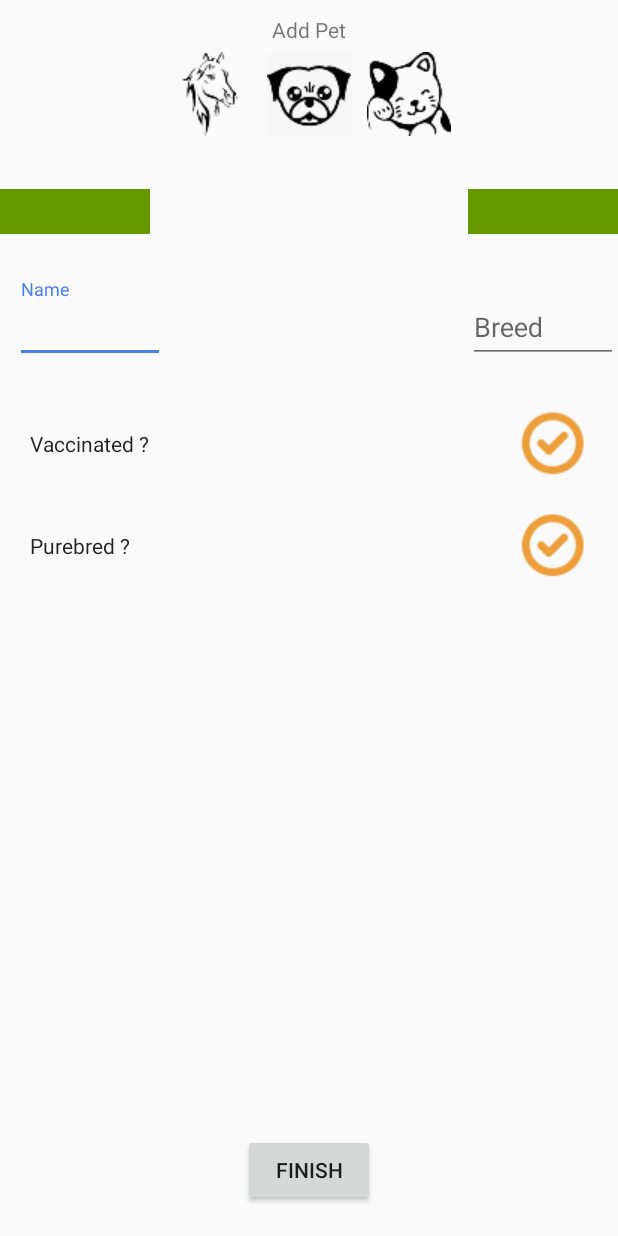
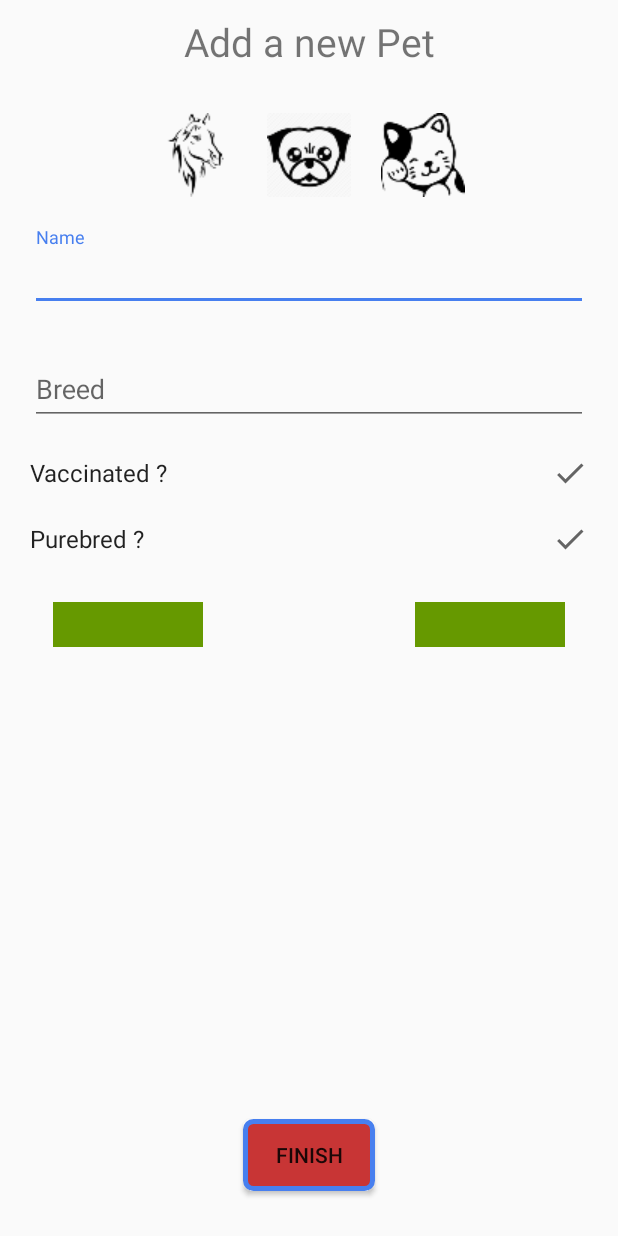
Before and after one commit to Almog-Cohen/Petbook, an Android app: the layout pet_add.xml on its own in the app's theme, with its tools: preview values and no code run, on a phone screen of 412 x 824 dp. Run offline under Robolectric (Android 15) with nearby library versions, the light colour scheme and no system bars.

Commit message:
galos 17/06

```diff
--- a/app/src/main/java/com/thegalos/petbook/Adapters/MyPetsAdapter.java
+++ b/app/src/main/java/com/thegalos/petbook/Adapters/MyPetsAdapter.java
@@ -98,11 +98,11 @@ public class MyPetsAdapter extends RecyclerView.Adapter<MyPetsAdapter.MyPetsView
         holder.tvBreed.setText(pet.getBreed());
         if (pet.getVaccine()){
             holder.cbVaccine.setChecked(true);
-            holder.cbVaccine.setCheckMarkDrawable(R.drawable.checked);
+            holder.cbVaccine.setCheckMarkDrawable(R.drawable.vector_check);
         }
         if (pet.getPureBred()){
             holder.cbPureBred.setChecked(true);
-            holder.cbPureBred.setCheckMarkDrawable(R.drawable.checked);
+            holder.cbPureBred.setCheckMarkDrawable(R.drawable.vector_check);
         }
 
         if (pet.getCurrentImagePath() == null)
--- a/app/src/main/java/com/thegalos/petbook/Fragments/AddFeed.java
+++ b/app/src/main/java/com/thegalos/petbook/Fragments/AddFeed.java
@@ -33,6 +33,7 @@ import com.google.firebase.auth.FirebaseAuth;
 import com.google.firebase.auth.FirebaseUser;
 import com.google.firebase.database.DatabaseReference;
 import com.google.firebase.database.FirebaseDatabase;
+import com.google.firebase.database.ServerValue;
 import com.google.firebase.storage.FirebaseStorage;
 import com.google.firebase.storage.OnProgressListener;
 import com.google.firebase.storage.StorageReference;
@@ -129,13 +130,12 @@ public class AddFeed extends Fragment {
                 Toast.makeText(getContext(), "post sent", Toast.LENGTH_SHORT).show();
 //                addToStorage();
                 uploadFiles();
+                db.child("Time").setValue(ServerValue.TIMESTAMP);
                 db.child("postText").setValue(postText);
                 db.child("selectedPet").setValue(selectedPet);
 
                 //TODO if we add option to update name after signup we need to use getUID and make sure to load correct name in fragments
-                db.child("Owner").setValue(user.getUid());
-
-
+                db.child("Owner").setValue(user.getDisplayName());
                 FragmentTransaction ft = getParentFragmentManager().beginTransaction();
                 ft.replace(R.id.flFragment, new AppFeed()).commit();
 
--- /dev/null
+++ b/app/src/main/res/drawable/button_shape_selector.xml
@@ -0,0 +1,37 @@
+<?xml version="1.0" encoding="utf-8"?>
+<selector xmlns:android="http://schemas.android.com/apk/res/android">
+        <!--Button disabled-->
+    <item android:state_enabled="false">
+        <shape android:shape="rectangle"
+            android:textAllCaps="false">
+            <solid android:color="@android:color/darker_gray"/>
+            <corners android:radius="5dp" />
+            <stroke android:width="5px" android:color="@color/colorAccent" />
+        </shape>
+    </item>
+
+    <!--Button  enabled-->
+    <item android:state_enabled="true">
+        <shape android:shape="rectangle"
+            android:textAllCaps="false">
+            <solid android:color="@color/colorPrimaryDark"/>
+            <corners android:radius="5dp" />
+            <stroke android:width="5px" android:color="@color/colorAccent" />
+        </shape>
+    </item>
+
+    <!--Button pressed-->
+    <item android:state_pressed="true">
+        <shape android:shape="rectangle"
+            android:textAllCaps="false">
+            <solid android:color="@color/colorPrimary"/>
+            <corners android:radius="5dp" />
+            <stroke android:width="5px" android:color="@color/colorAccent" />
+        </shape>
+    </item>
+
+
+
+
+
+</selector>
--- /dev/null
+++ b/app/src/main/res/drawable/vector_check.xml
@@ -0,0 +1,10 @@
+<vector xmlns:android="http://schemas.android.com/apk/res/android"
+    android:width="24dp"
+    android:height="24dp"
+    android:viewportWidth="24"
+    android:viewportHeight="24"
+    android:tint="?attr/colorControlNormal">
+  <path
+      android:fillColor="@android:color/white"
+      android:pathData="M9,16.17L4.83,12l-1.42,1.41L9,19 21,7l-1.41,-1.41z"/>
+</vector>
--- a/app/src/main/res/layout/feed.xml
+++ b/app/src/main/res/layout/feed.xml
@@ -33,7 +33,7 @@
         android:layout_width="wrap_content"
         android:layout_height="wrap_content"
         android:layout_margin="@dimen/text_margin"
-        android:background="@color/colorAccent"
+        android:background="@drawable/button_shape_selector"
         android:text="add"
         app:layout_constraintEnd_toEndOf="parent"
         app:layout_constraintTop_toTopOf="parent" />
--- a/app/src/main/res/layout/my_pets.xml
+++ b/app/src/main/res/layout/my_pets.xml
@@ -10,7 +10,7 @@
         android:id="@+id/tvUserName"
         android:layout_width="wrap_content"
         android:layout_height="wrap_content"
-        android:text="TextView"
+        android:text="@string/none"
         app:layout_constraintStart_toStartOf="parent"
         app:layout_constraintTop_toTopOf="parent" />
 
@@ -28,6 +28,7 @@
         android:id="@+id/btnLogout"
         android:layout_width="wrap_content"
         android:layout_height="wrap_content"
+        android:background="@drawable/button_shape_selector"
         android:text="Logout"
         android:textAllCaps="false"
         app:layout_constraintStart_toStartOf="parent"
@@ -37,6 +38,7 @@
         android:id="@+id/btnAddPet"
         android:layout_width="wrap_content"
         android:layout_height="wrap_content"
+        android:background="@drawable/button_shape_selector"
         android:text="add Pets"
         app:layout_constraintEnd_toEndOf="parent"
         app:layout_constraintTop_toBottomOf="@+id/view" />
--- a/app/src/main/res/layout/pet_add.xml
+++ b/app/src/main/res/layout/pet_add.xml
@@ -8,19 +8,27 @@
 
     <TextView
         android:id="@+id/textView"
-        android:layout_width="wrap_content"
+        android:layout_width="0dp"
         android:layout_height="wrap_content"
+        android:layout_marginStart="20dp"
         android:layout_marginTop="10dp"
-        android:text="Add Pet"
+        android:layout_marginEnd="20dp"
+        android:gravity="center"
+        android:text="Add a new Pet"
+        android:textSize="26sp"
         app:layout_constraintEnd_toEndOf="parent"
         app:layout_constraintStart_toStartOf="parent"
         app:layout_constraintTop_toTopOf="parent" />
 
     <RadioGroup
         android:id="@+id/rGroup"
-        android:layout_width="wrap_content"
+        android:layout_width="match_parent"
         android:layout_height="wrap_content"
         android:layout_gravity="center"
+        android:layout_marginStart="20dp"
+        android:layout_marginTop="30dp"
+        android:layout_marginEnd="20dp"
+        android:gravity="center"
         android:orientation="horizontal"
         app:layout_constraintEnd_toEndOf="parent"
         app:layout_constraintStart_toStartOf="parent"
@@ -30,7 +38,8 @@
             android:id="@+id/rbHorse"
             android:layout_width="wrap_content"
             android:layout_height="wrap_content"
-            android:layout_margin="5dp"
+            android:layout_marginStart="10dp"
+            android:layout_marginEnd="10dp"
             android:background="@drawable/radio_group_selector"
             android:button="@drawable/icon_horse" />
 
@@ -38,7 +47,8 @@
             android:id="@+id/rbDog"
             android:layout_width="wrap_content"
             android:layout_height="wrap_content"
-            android:layout_margin="5dp"
+            android:layout_marginStart="10dp"
+            android:layout_marginEnd="10dp"
             android:background="@drawable/radio_group_selector"
             android:button="@drawable/icon_dog" />
 
@@ -46,39 +56,24 @@
             android:id="@+id/rbCat"
             android:layout_width="wrap_content"
             android:layout_height="wrap_content"
-            android:layout_margin="5dp"
+            android:layout_marginStart="10dp"
+            android:layout_marginEnd="10dp"
             android:background="@drawable/radio_group_selector"
             android:button="@drawable/icon_cat" />
 
 
     </RadioGroup>
 
-    <Spinner
-        android:id="@+id/spnGender"
-        android:layout_width="100dp"
-        android:layout_height="30dp"
-        android:layout_marginTop="30dp"
-        android:background="@android:color/holo_green_dark"
-        app:layout_constraintStart_toStartOf="parent"
-        app:layout_constraintTop_toBottomOf="@+id/rGroup" />
-
-    <Spinner
-        android:id="@+id/spnAge"
-        android:layout_width="100dp"
-        android:layout_height="30dp"
-        android:layout_marginTop="30dp"
-        android:background="@android:color/holo_green_dark"
-        app:layout_constraintEnd_toEndOf="parent"
-        app:layout_constraintTop_toBottomOf="@+id/rGroup" />
-
     <com.google.android.material.textfield.TextInputLayout
         android:id="@+id/textInputLayout0"
-        android:layout_width="100dp"
+        android:layout_width="0dp"
         android:layout_height="wrap_content"
-        android:layout_marginStart="10dp"
-        android:layout_marginTop="30dp"
+        android:layout_marginStart="20dp"
+        android:layout_marginTop="20dp"
+        android:layout_marginEnd="20dp"
+        app:layout_constraintEnd_toEndOf="parent"
         app:layout_constraintStart_toStartOf="parent"
-        app:layout_constraintTop_toBottomOf="@+id/spnGender">
+        app:layout_constraintTop_toBottomOf="@+id/rGroup">
 
         <com.google.android.material.textfield.TextInputEditText
             android:id="@+id/etName"
@@ -89,11 +84,16 @@
 
     <com.google.android.material.textfield.TextInputLayout
         android:id="@+id/textInputLayout1"
-        android:layout_width="100dp"
+        android:layout_width="0dp"
         android:layout_height="wrap_content"
-        android:layout_marginTop="30dp"
+        android:layout_marginStart="20dp"
+        android:layout_marginTop="20dp"
+        android:layout_marginEnd="20dp"
+
         app:layout_constraintEnd_toEndOf="parent"
-        app:layout_constraintTop_toBottomOf="@+id/spnGender">
+        app:layout_constraintHorizontal_bias="0.0"
+        app:layout_constraintStart_toStartOf="parent"
+        app:layout_constraintTop_toBottomOf="@+id/textInputLayout0">
 
         <com.google.android.material.textfield.TextInputEditText
             android:id="@+id/etBreed"
@@ -107,14 +107,36 @@
         android:layout_width="0dp"
         android:layout_height="wrap_content"
         android:layout_marginStart="20dp"
-        android:layout_marginTop="30dp"
+        android:layout_marginTop="20dp"
         android:layout_marginEnd="20dp"
-        android:checkMark="@drawable/checked"
+        android:checkMark="@drawable/vector_check"
         android:gravity="center"
         android:text="Vaccinated ?"
+        android:textSize="16sp"
         app:layout_constraintEnd_toEndOf="parent"
         app:layout_constraintStart_toStartOf="parent"
         app:layout_constraintTop_toBottomOf="@+id/textInputLayout1" />
+
+    <Spinner
+        android:id="@+id/spnAge"
+        android:layout_width="100dp"
+        android:layout_height="30dp"
+        android:layout_marginTop="30dp"
+        android:background="@android:color/holo_green_dark"
+        app:layout_constraintEnd_toEndOf="parent"
+        app:layout_constraintStart_toEndOf="@+id/spnGender"
+        app:layout_constraintTop_toBottomOf="@+id/ctvPurebred" />
+
+    <Spinner
+        android:id="@+id/spnGender"
+        android:layout_width="100dp"
+        android:layout_height="30dp"
+        android:layout_marginTop="30dp"
+        android:layout_marginEnd="106dp"
+        android:background="@android:color/holo_green_dark"
+        app:layout_constraintEnd_toStartOf="@+id/spnAge"
+        app:layout_constraintStart_toStartOf="parent"
+        app:layout_constraintTop_toBottomOf="@+id/ctvPurebred" />
 
     <CheckedTextView
         android:id="@+id/ctvPurebred"
@@ -123,9 +145,10 @@
         android:layout_marginStart="20dp"
         android:layout_marginTop="20dp"
         android:layout_marginEnd="20dp"
-        android:checkMark="@drawable/checked"
+        android:checkMark="@drawable/vector_check"
         android:gravity="center"
         android:text="Purebred ?"
+        android:textSize="16sp"
         app:layout_constraintEnd_toEndOf="parent"
         app:layout_constraintStart_toStartOf="parent"
         app:layout_constraintTop_toBottomOf="@+id/ctvVaccine" />
@@ -134,12 +157,12 @@
         android:id="@+id/btnFinish"
         android:layout_width="wrap_content"
         android:layout_height="wrap_content"
-        android:layout_marginBottom="20dp"
+        android:layout_marginBottom="30dp"
+        android:background="@drawable/button_shape_selector"
         android:text="Finish"
         app:layout_constraintBottom_toBottomOf="parent"
         app:layout_constraintEnd_toEndOf="parent"
         app:layout_constraintStart_toStartOf="parent" />
 
 
-
 </androidx.constraintlayout.widget.ConstraintLayout>
```
Also changed, not shown: app/src/main/java/com/thegalos/petbook/Fragments/AddPet.java (+22 -17 lines), app/src/main/java/com/thegalos/petbook/Fragments/AppFeed.java (+13 -3 lines), app/src/main/java/com/thegalos/petbook/Fragments/MyPets.java (+92 -12 lines), app/src/main/res/layout/pet_card.xml (+4 -4 lines).
